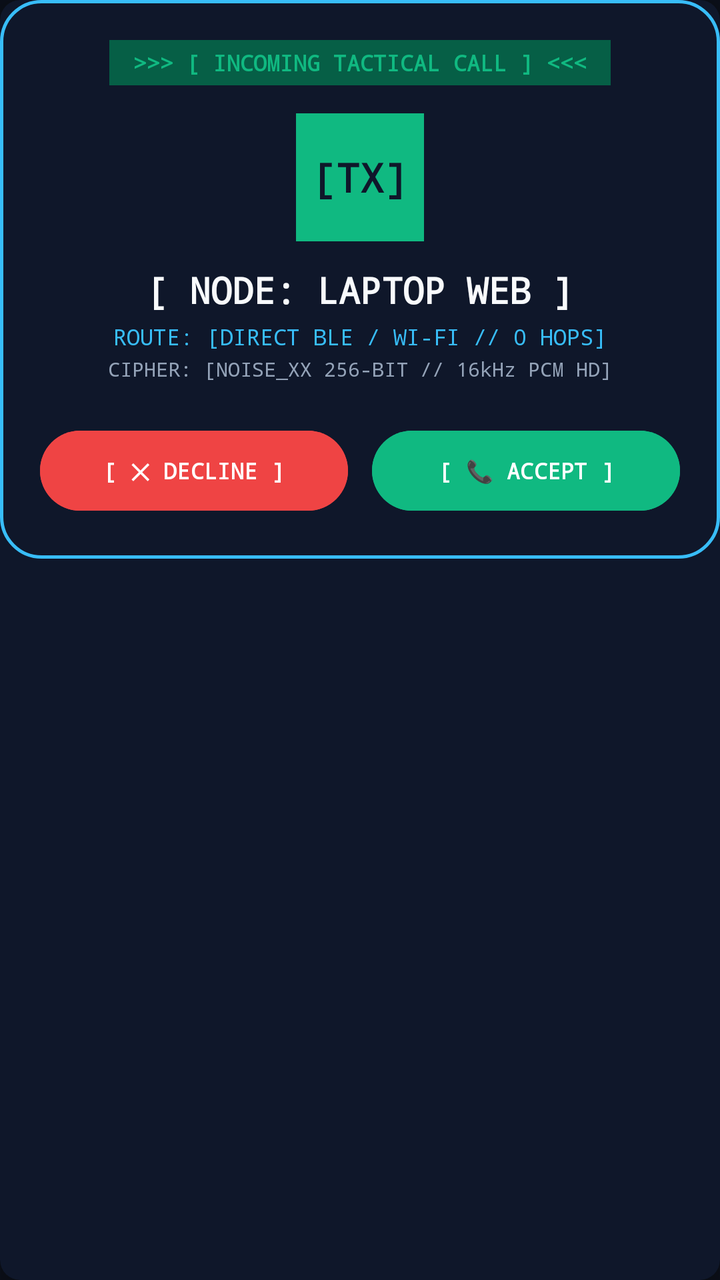
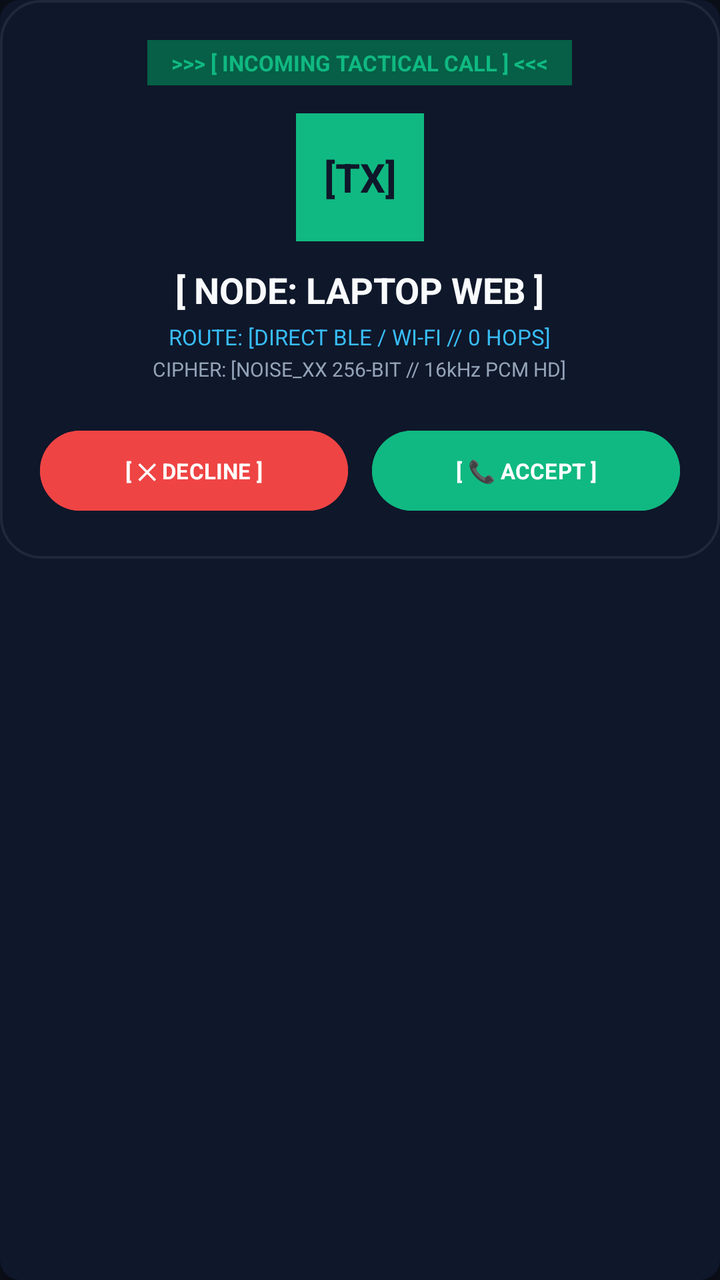

Two renders of the same Android screen: before a commit and after it. Below are the layout's source before the change and the commit's diff.
<!-- AndroidManifest.xml: application theme Theme.OfflineMeshCalling -->
<!-- res/layout/dialog_incoming_call.xml -->
<?xml version="1.0" encoding="utf-8"?>
<androidx.cardview.widget.CardView xmlns:android="http://schemas.android.com/apk/res/android"
    xmlns:app="http://schemas.android.com/apk/res-auto"
    android:layout_width="match_parent"
    android:layout_height="wrap_content"
    android:layout_margin="16dp"
    app:cardBackgroundColor="#0F172A"
    app:cardCornerRadius="10dp"
    app:cardElevation="10dp">

    <LinearLayout
        android:layout_width="match_parent"
        android:layout_height="wrap_content"
        android:background="@drawable/dialog_background"
        android:gravity="center_horizontal"
        android:orientation="vertical"
        android:padding="20dp">

        
        <TextView
            android:layout_width="wrap_content"
            android:layout_height="wrap_content"
            android:background="#065F46"
            android:fontFamily="monospace"
            android:paddingStart="12dp"
            android:paddingTop="4dp"
            android:paddingEnd="12dp"
            android:paddingBottom="4dp"
            android:text=">>> [ INCOMING TACTICAL CALL ] &lt;&lt;&lt;"
            android:textColor="#10B981"
            android:textSize="11sp"
            android:textStyle="bold" />

        
        <TextView
            android:id="@+id/tvIncomingAvatar"
            android:layout_width="64dp"
            android:layout_height="64dp"
            android:layout_marginTop="14dp"
            android:background="@drawable/ic_launcher_background"
            android:backgroundTint="#10B981"
            android:fontFamily="monospace"
            android:gravity="center"
            android:text="[TX]"
            android:textColor="#0F172A"
            android:textSize="20sp"
            android:textStyle="bold" />

        
        <TextView
            android:id="@+id/tvIncomingCallerName"
            android:layout_width="wrap_content"
            android:layout_height="wrap_content"
            android:layout_marginTop="12dp"
            android:fontFamily="monospace"
            android:text="[ NODE: LAPTOP WEB ]"
            android:textColor="#F8FAFC"
            android:textSize="18sp"
            android:textStyle="bold" />

        
        <TextView
            android:id="@+id/tvIncomingRoute"
            android:layout_width="wrap_content"
            android:layout_height="wrap_content"
            android:layout_marginTop="4dp"
            android:fontFamily="monospace"
            android:text="ROUTE: [DIRECT BLE / WI-FI // 0 HOPS]"
            android:textColor="#38BDF8"
            android:textSize="11sp" />

        <TextView
            android:layout_width="wrap_content"
            android:layout_height="wrap_content"
            android:layout_marginTop="2dp"
            android:fontFamily="monospace"
            android:text="CIPHER: [NOISE_XX 256-BIT // 16kHz PCM HD]"
            android:textColor="#94A3B8"
            android:textSize="10sp" />

        
        <LinearLayout
            android:layout_width="match_parent"
            android:layout_height="wrap_content"
            android:layout_marginTop="20dp"
            android:orientation="horizontal">

            <Button
                android:id="@+id/btnDeclineCall"
                android:layout_width="0dp"
                android:layout_height="48dp"
                android:layout_weight="1"
                android:layout_marginEnd="6dp"
                android:backgroundTint="#EF4444"
                android:fontFamily="monospace"
                android:text="[ ✕ DECLINE ]"
                android:textColor="#FFFFFF"
                android:textSize="11sp"
                android:textStyle="bold" />

            <Button
                android:id="@+id/btnAcceptCall"
                android:layout_width="0dp"
                android:layout_height="48dp"
                android:layout_weight="1"
                android:layout_marginStart="6dp"
                android:backgroundTint="#10B981"
                android:fontFamily="monospace"
                android:text="[ 📞 ACCEPT ]"
                android:textColor="#FFFFFF"
                android:textSize="11sp"
                android:textStyle="bold" />
        </LinearLayout>

    </LinearLayout>
</androidx.cardview.widget.CardView>
<!-- resources referenced by this layout -->
<resources>
  <!-- drawable dialog_background (drawable) -->
  <?xml version="1.0" encoding="utf-8"?>
  <shape xmlns:android="http://schemas.android.com/apk/res/android"
      android:shape="rectangle">
      <solid android:color="#0F172A" />
      <corners android:radius="20dp" />
      <stroke
          android:width="1.5dp"
          android:color="#38BDF8" />
  </shape>
  <!-- drawable ic_launcher_background (drawable) -->
  <vector xmlns:android="http://schemas.android.com/apk/res/android"
      android:width="108dp"
      android:height="108dp"
      android:viewportWidth="108"
      android:viewportHeight="108">
      <path
          android:fillColor="#0B0F19"
          android:pathData="M0,0h108v108h-108z" />
  </vector>
  <style name="Theme.OfflineMeshCalling" parent="Theme.Material3.Dark.NoActionBar">
          <item name="colorPrimary">@color/accent_cyan</item>
          <item name="colorSecondary">@color/accent_emerald</item>
          <item name="android:statusBarColor">@color/background_dark</item>
          <item name="android:windowBackground">@color/background_dark</item>
      </style>
  <color name="accent_cyan">#38BDF8</color>
  <color name="accent_emerald">#10B981</color>
  <color name="background_dark">#0B0F19</color>
</resources>

<!-- the commit's change to res/layout/dialog_incoming_call.xml (unified diff, before → after) -->
@@ -1,4 +1,4 @@
-<?xml version="1.0" encoding="utf-8"?>
+﻿<?xml version="1.0" encoding="utf-8"?>
 <androidx.cardview.widget.CardView xmlns:android="http://schemas.android.com/apk/res/android"
     xmlns:app="http://schemas.android.com/apk/res-auto"
     android:layout_width="match_parent"
@@ -21,7 +21,7 @@
             android:layout_width="wrap_content"
             android:layout_height="wrap_content"
             android:background="#065F46"
-            android:fontFamily="monospace"
+            android:fontFamily="sans-serif"
             android:paddingStart="12dp"
             android:paddingTop="4dp"
             android:paddingEnd="12dp"
@@ -39,7 +39,7 @@
             android:layout_marginTop="14dp"
             android:background="@drawable/ic_launcher_background"
             android:backgroundTint="#10B981"
-            android:fontFamily="monospace"
+            android:fontFamily="sans-serif"
             android:gravity="center"
             android:text="[TX]"
             android:textColor="#0F172A"
@@ -52,7 +52,7 @@
             android:layout_width="wrap_content"
             android:layout_height="wrap_content"
             android:layout_marginTop="12dp"
-            android:fontFamily="monospace"
+            android:fontFamily="sans-serif"
             android:text="[ NODE: LAPTOP WEB ]"
             android:textColor="#F8FAFC"
             android:textSize="18sp"
@@ -64,7 +64,7 @@
             android:layout_width="wrap_content"
             android:layout_height="wrap_content"
             android:layout_marginTop="4dp"
-            android:fontFamily="monospace"
+            android:fontFamily="sans-serif"
             android:text="ROUTE: [DIRECT BLE / WI-FI // 0 HOPS]"
             android:textColor="#38BDF8"
             android:textSize="11sp" />
@@ -73,7 +73,7 @@
             android:layout_width="wrap_content"
             android:layout_height="wrap_content"
             android:layout_marginTop="2dp"
-            android:fontFamily="monospace"
+            android:fontFamily="sans-serif"
             android:text="CIPHER: [NOISE_XX 256-BIT // 16kHz PCM HD]"
             android:textColor="#94A3B8"
             android:textSize="10sp" />
@@ -92,7 +92,7 @@
                 android:layout_weight="1"
                 android:layout_marginEnd="6dp"
                 android:backgroundTint="#EF4444"
-                android:fontFamily="monospace"
+                android:fontFamily="sans-serif"
                 android:text="[ ✕ DECLINE ]"
                 android:textColor="#FFFFFF"
                 android:textSize="11sp"
@@ -105,7 +105,7 @@
                 android:layout_weight="1"
                 android:layout_marginStart="6dp"
                 android:backgroundTint="#10B981"
-                android:fontFamily="monospace"
+                android:fontFamily="sans-serif"
                 android:text="[ 📞 ACCEPT ]"
                 android:textColor="#FFFFFF"
                 android:textSize="11sp"
<!-- resource entries referenced after the edit -->
@@ -7,8 +7,8 @@
       <solid android:color="#0F172A" />
       <corners android:radius="20dp" />
       <stroke
-          android:width="1.5dp"
-          android:color="#38BDF8" />
+          android:width="1.2dp"
+          android:color="#1E293B" />
   </shape>
   <!-- drawable ic_launcher_background (drawable) -->
   <vector xmlns:android="http://schemas.android.com/apk/res/android"
@@ -26,7 +26,7 @@
           <item name="android:statusBarColor">@color/background_dark</item>
           <item name="android:windowBackground">@color/background_dark</item>
       </style>
-  <color name="accent_cyan">#38BDF8</color>
+  <color name="accent_cyan">#0EA5E9</color>
   <color name="accent_emerald">#10B981</color>
   <color name="background_dark">#0B0F19</color>
 </resources>
